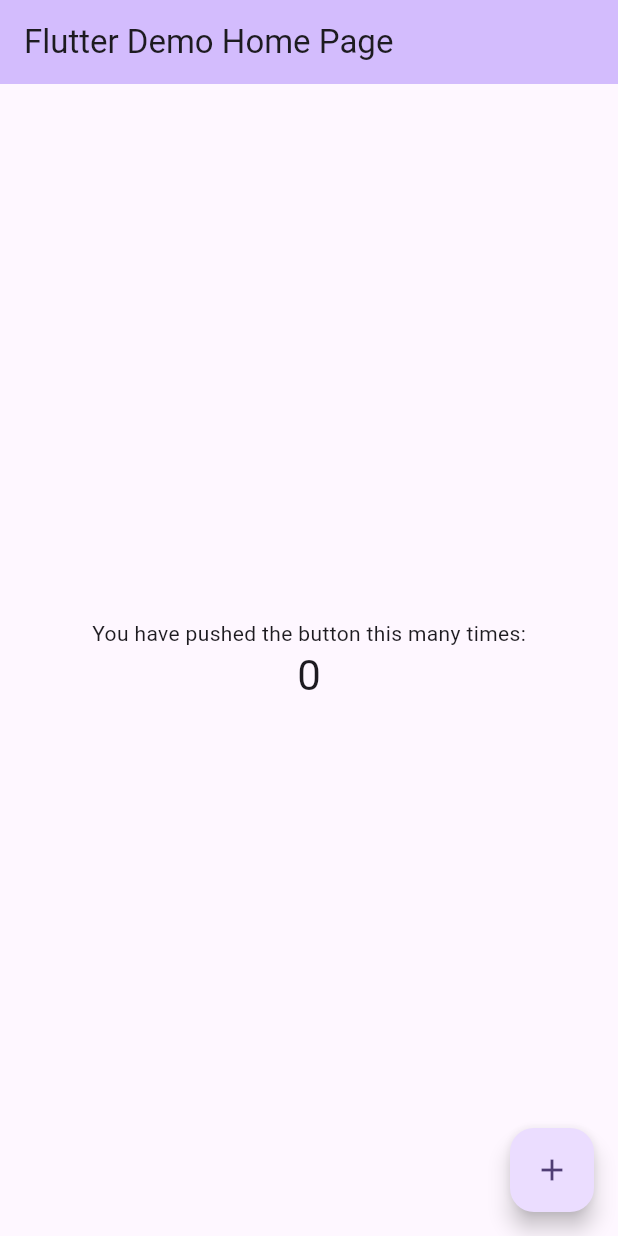
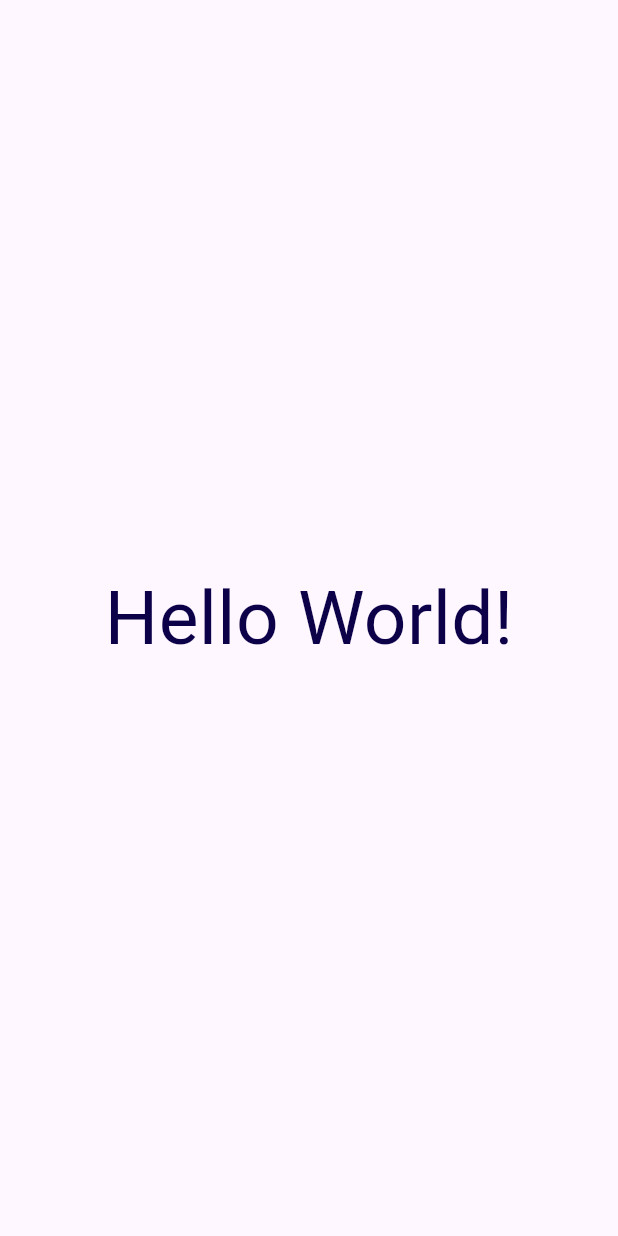
Before and after one commit to Mahfuj-976/tracker_sheet, a Flutter app: the screen it shows after launch, on a phone screen of 412 x 824 dp. Run offline on Flutter 3.47's test engine with Material 3 defaults, Android fonts, the phone set to English and light mode, and no system bars; Roboto replaces fonts that are missing (Ubuntu Mono).

Commit message:
update task01

```diff
--- a/task_01/lib/main.dart
+++ b/task_01/lib/main.dart
@@ -1,122 +1,27 @@
 import 'package:flutter/material.dart';
 
 void main() {
-  runApp(const MyApp());
+  runApp(MyWidget());
 }
 
-class MyApp extends StatelessWidget {
-  const MyApp({super.key});
+class MyWidget extends StatelessWidget {
+  const MyWidget({super.key});
 
-  // This widget is the root of your application.
   @override
   Widget build(BuildContext context) {
     return MaterialApp(
-      title: 'Flutter Demo',
-      theme: ThemeData(
-        // This is the theme of your application.
-        //
-        // TRY THIS: Try running your application with "flutter run". You'll see
-        // the application has a purple toolbar. Then, without quitting the app,
-        // try changing the seedColor in the colorScheme below to Colors.green
-        // and then invoke "hot reload" (save your changes or press the "hot
-        // reload" button in a Flutter-supported IDE, or press "r" if you used
-        // the command line to start the app).
-        //
-        // Notice that the counter didn't reset back to zero; the application
-        // state is not lost during the reload. To reset the state, use hot
-        // restart instead.
-        //
-        // This works for code too, not just values: Most code changes can be
-        // tested with just a hot reload.
-        colorScheme: ColorScheme.fromSeed(seedColor: Colors.deepPurple),
+      home: Scaffold(
+        body: Center(
+          child: Text(
+            "Hello World!",
+            style: TextStyle(
+              color: const Color.fromARGB(255, 12, 1, 72),
+              fontSize: 50,
+              fontFamily: 'Ubuntu Mono',
+            ),
+          ),
+        ),
       ),
-      home: const MyHomePage(title: 'Flutter Demo Home Page'),
     );
   }
 }
-
-class MyHomePage extends StatefulWidget {
-  const MyHomePage({super.key, required this.title});
-
-  // This widget is the home page of your application. It is stateful, meaning
-  // that it has a State object (defined below) that contains fields that affect
-  // how it looks.
-
-  // This class is the configuration for the state. It holds the values (in this
-  // case the title) provided by the parent (in this case the App widget) and
-  // used by the build method of the State. Fields in a Widget subclass are
-  // always marked "final".
-
-  final String title;
-
-  @override
-  State<MyHomePage> createState() => _MyHomePageState();
-}
-
-class _MyHomePageState extends State<MyHomePage> {
-  int _counter = 0;
-
-  void _incrementCounter() {
-    setState(() {
-      // This call to setState tells the Flutter framework that something has
-      // changed in this State, which causes it to rerun the build method below
-      // so that the display can reflect the updated values. If we changed
-      // _counter without calling setState(), then the build method would not be
-      // called again, and so nothing would appear to happen.
-      _counter++;
-    });
-  }
-
-  @override
-  Widget build(BuildContext context) {
-    // This method is rerun every time setState is called, for instance as done
-    // by the _incrementCounter method above.
-    //
-    // The Flutter framework has been optimized to make rerunning build methods
-    // fast, so that you can just rebuild anything that needs updating rather
-    // than having to individually change instances of widgets.
-    return Scaffold(
-      appBar: AppBar(
-        // TRY THIS: Try changing the color here to a specific color (to
-        // Colors.amber, perhaps?) and trigger a hot reload to see the AppBar
-        // change color while the other colors stay the same.
-        backgroundColor: Theme.of(context).colorScheme.inversePrimary,
-        // Here we take the value from the MyHomePage object that was created by
-        // the App.build method, and use it to set our appbar title.
-        title: Text(widget.title),
-      ),
-      body: Center(
-        // Center is a layout widget. It takes a single child and positions it
-        // in the middle of the parent.
-        child: Column(
-          // Column is also a layout widget. It takes a list of children and
-          // arranges them vertically. By default, it sizes itself to fit its
-          // children horizontally, and tries to be as tall as its parent.
-          //
-          // Column has various properties to control how it sizes itself and
-          // how it positions its children. Here we use mainAxisAlignment to
-          // center the children vertically; the main axis here is the vertical
-          // axis because Columns are vertical (the cross axis would be
-          // horizontal).
-          //
-          // TRY THIS: Invoke "debug painting" (choose the "Toggle Debug Paint"
-          // action in the IDE, or press "p" in the console), to see the
-          // wireframe for each widget.
-          mainAxisAlignment: MainAxisAlignment.center,
-          children: <Widget>[
-            const Text('You have pushed the button this many times:'),
-            Text(
-              '$_counter',
-              style: Theme.of(context).textTheme.headlineMedium,
-            ),
-          ],
-        ),
-      ),
-      floatingActionButton: FloatingActionButton(
-        onPressed: _incrementCounter,
-        tooltip: 'Increment',
-        child: const Icon(Icons.add),
-      ), // This trailing comma makes auto-formatting nicer for build methods.
-    );
-  }
-}
```
Also changed, not shown: 1 other file.
